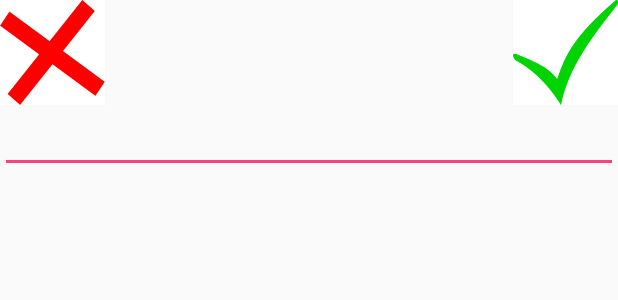
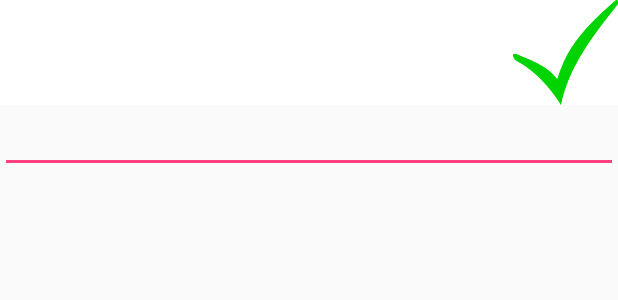
Before and after one commit to VovaShumel/Lofe, an Android app: the layout activity_add_edit_tags.xml on its own in the app's theme, with its tools: preview values and no code run, on a phone screen of 412 x 824 dp. Shown: the top 300 px of the screen. Run offline under Robolectric (Android 15) with nearby library versions, the phone set to English and light mode, and no system bars.

Commit message:
Изменена иконка подтверждения редактирования записи, убран фокус ввода из поля ввода текста для поиска на главном экране, сделан чисто белый фон для главного и экрана редактирования записи.

```diff
--- a/app/src/main/java/com/livejournal/lofe/lofe/MainActivity.java
+++ b/app/src/main/java/com/livejournal/lofe/lofe/MainActivity.java
@@ -14,6 +14,7 @@ import android.view.ContextMenu;
 import android.view.ContextMenu.ContextMenuInfo;
 import android.view.MenuItem;
 import android.view.View;
+import android.view.WindowManager;
 import android.widget.AdapterView;
 import android.widget.AdapterView.AdapterContextMenuInfo;
 import android.widget.Button;
@@ -61,6 +62,8 @@ public class MainActivity extends FragmentActivity implements LoaderCallbacks<Cu
 
         Intent intent = getIntent();
         position = intent.getIntExtra("position", 0);
+
+        getWindow().setSoftInputMode(WindowManager.LayoutParams.SOFT_INPUT_STATE_HIDDEN);
 
         getSupportLoaderManager().initLoader(0, null, this);
 
--- a/app/src/main/res/layout/activity_add_edit_tags.xml
+++ b/app/src/main/res/layout/activity_add_edit_tags.xml
@@ -7,15 +7,9 @@
 
     <FrameLayout
         android:layout_width="match_parent"
+        android:background="@color/colorWhite"
         android:layout_height="wrap_content"
         android:orientation="horizontal">
-
-        <ImageButton
-            android:id="@+id/imgBtnCnclEdtTag"
-            android:layout_width="70dp"
-            android:layout_height="70dp"
-            android:layout_gravity="bottom|left"
-            android:background="@drawable/img_cncl" />
 
         <ImageButton
             android:id="@+id/imgBtnOkEdtTag"
--- a/app/src/main/res/values/colors.xml
+++ b/app/src/main/res/values/colors.xml
@@ -5,4 +5,5 @@
     <color name="colorAccent">#FF4081</color>
     <color name="colorInactive">#CCCCCC</color>
     <color name="colorBlack">#000000</color>
+    <color name="colorWhite">#FFFFFF</color>
 </resources>
```
Also changed, not shown: app/src/main/java/com/livejournal/lofe/lofe/AddEditTagActivity.java (+0 -7 lines), app/src/main/res/layout/activity_add_edit_record.xml (+4 -7 lines).
